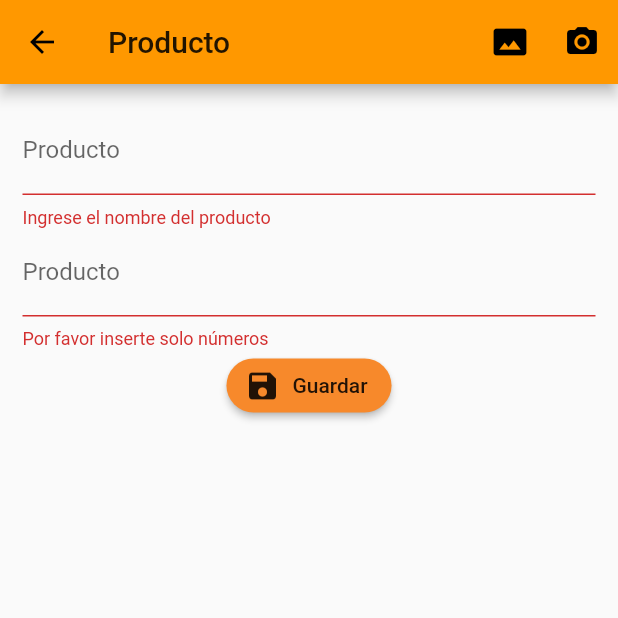
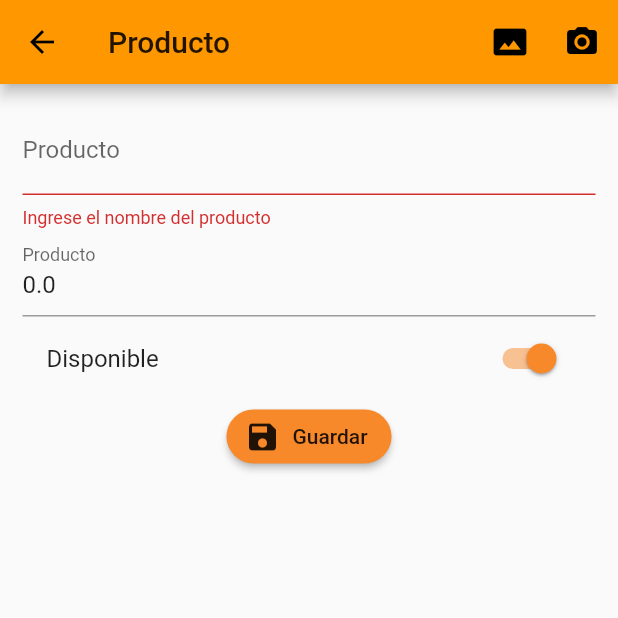
Before and after one commit to xx1196/CrudProductos, a Flutter app: the ProductPage screen opened by its route, after a tap on "Guardar", on a phone screen of 412 x 824 dp, the top half of it. Run offline on Flutter 3.47's test engine with Material 2 defaults, Android fonts, the phone set to English and light mode, and no system bars; our stand-ins replace rxdart.

Commit message:
Conectar nuestro formulario con el modelo de producto

```diff
--- a/lib/src/pages/product_page.dart
+++ b/lib/src/pages/product_page.dart
@@ -1,3 +1,4 @@
+import 'package:crud_productos/src/models/product_model.dart';
 import 'package:crud_productos/src/utils/utils.dart' as Utils;
 import 'package:flutter/cupertino.dart';
 import 'package:flutter/material.dart';
@@ -9,6 +10,7 @@ class ProductPage extends StatefulWidget {
 
 class _ProductPageState extends State<ProductPage> {
   final formKey = GlobalKey<FormState>();
+  ProductModel product = ProductModel();
 
   @override
   Widget build(BuildContext context) {
@@ -30,7 +32,12 @@ class _ProductPageState extends State<ProductPage> {
     Widget form = Form(
       key: formKey,
       child: Column(
-        children: <Widget>[_makeName(), _makePrice(), _makeButton()],
+        children: <Widget>[
+          _makeName(),
+          _makePrice(),
+          _makeAvailable(),
+          _makeButton()
+        ],
       ),
     );
 
@@ -49,8 +56,10 @@ class _ProductPageState extends State<ProductPage> {
 
   Widget _makeName() {
     return TextFormField(
+        initialValue: product.title,
         textCapitalization: TextCapitalization.sentences,
         decoration: InputDecoration(labelText: 'Producto'),
+        onSaved: (value) => product.title = value,
         validator: (value) {
           return (value.length < 3) ? 'Ingrese el nombre del producto' : null;
         });
@@ -58,8 +67,10 @@ class _ProductPageState extends State<ProductPage> {
 
   Widget _makePrice() {
     return TextFormField(
+        initialValue: product.price.toString(),
         keyboardType: TextInputType.numberWithOptions(decimal: true),
         decoration: InputDecoration(labelText: 'Producto'),
+        onSaved: (value) => product.price = double.parse(value),
         validator: (value) {
           return (Utils.isNumeric(value))
               ? null
@@ -79,9 +90,25 @@ class _ProductPageState extends State<ProductPage> {
     );
   }
 
+  Widget _makeAvailable() {
+    return SwitchListTile(
+      activeColor: Color(0xfff7892b),
+      inactiveThumbColor: Color(0xfffbb448),
+      inactiveTrackColor: Color(0xfffbb448),
+      value: product.available,
+      title: Text('Disponible'),
+      onChanged: (value) => setState(() {
+        product.available = value;
+      }),
+    );
+  }
+
   void _submit() {
-    if(!formKey.currentState.validate()) return;
-
+    if (!formKey.currentState.validate()) return;
+    formKey.currentState.save();
     print('Todo ok');
+    print(product.title);
+    print(product.price);
+    print(product.available);
   }
 }
```
